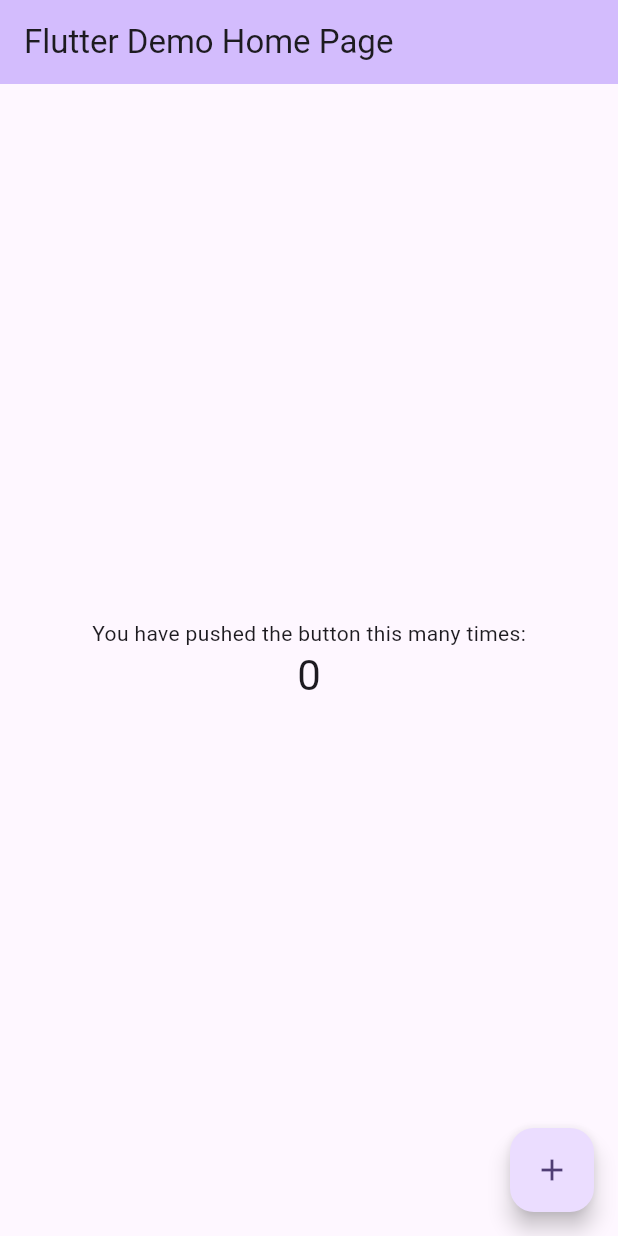
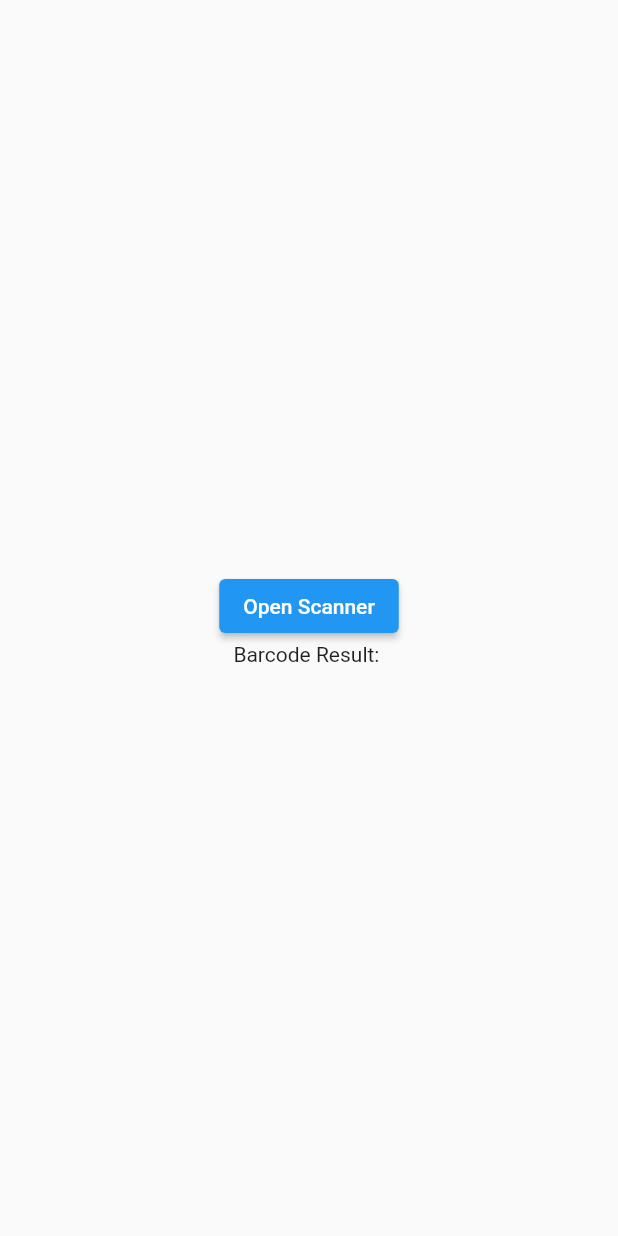
Before and after one commit to mohamedmahmoud95/supporting_palestine, a Flutter app: the screen it shows after launch, on a phone screen of 412 x 824 dp. Run offline on Flutter 3.47's test engine with Material 2 defaults, Android fonts, the phone set to English and light mode, and no system bars; missing offline and left inert: simple_barcode_scanner.

Commit message:
added simple_barcode_scanner package

```diff
--- /dev/null
+++ b/lib/View/Screens/barcode scanner screen/barcode_scanner_screen.dart
@@ -0,0 +1,41 @@
+import 'package:flutter/material.dart';
+import 'package:simple_barcode_scanner/simple_barcode_scanner.dart';
+
+class BarcodeScannerScreen extends StatefulWidget {
+  const BarcodeScannerScreen({Key? key}) : super(key: key);
+
+  @override
+  State<BarcodeScannerScreen> createState() => _BarcodeScannerScreenState();
+}
+
+class _BarcodeScannerScreenState extends State<BarcodeScannerScreen> {
+  String result = '';
+  @override
+  Widget build(BuildContext context) {
+    return Scaffold(
+      body: Center(
+        child: Column(
+          mainAxisSize: MainAxisSize.min,
+          children: [
+            ElevatedButton(
+              onPressed: () async {
+                var res = await Navigator.push(
+                    context,
+                    MaterialPageRoute(
+                      builder: (context) => const SimpleBarcodeScannerPage(),
+                    ));
+                setState(() {
+                  if (res is String) {
+                    result = res;
+                  }
+                });
+              },
+              child: const Text('Open Scanner'),
+            ),
+            Text('Barcode Result: $result'),
+          ],
+        ),
+      ),
+    );
+  }
+}
--- a/lib/main.dart
+++ b/lib/main.dart
@@ -1,125 +1,28 @@
+
+
+
+import 'package:do_not_support_israel/View/Screens/barcode%20scanner%20screen/barcode_scanner_screen.dart';
 import 'package:flutter/material.dart';
 
-void main() {
-  runApp(const MyApp());
+void main(){
+  runApp(MyApp());
 }
 
-class MyApp extends StatelessWidget {
-  const MyApp({super.key});
 
-  // This widget is the root of your application.
+class MyApp extends StatefulWidget {
+  const MyApp({Key? key}) : super(key: key);
+
+  @override
+  State<MyApp> createState() => _MyAppState();
+}
+
+class _MyAppState extends State<MyApp> {
   @override
   Widget build(BuildContext context) {
     return MaterialApp(
-      title: 'Flutter Demo',
-      theme: ThemeData(
-        // This is the theme of your application.
-        //
-        // TRY THIS: Try running your application with "flutter run". You'll see
-        // the application has a blue toolbar. Then, without quitting the app,
-        // try changing the seedColor in the colorScheme below to Colors.green
-        // and then invoke "hot reload" (save your changes or press the "hot
-        // reload" button in a Flutter-supported IDE, or press "r" if you used
-        // the command line to start the app).
-        //
-        // Notice that the counter didn't reset back to zero; the application
-        // state is not lost during the reload. To reset the state, use hot
-        // restart instead.
-        //
-        // This works for code too, not just values: Most code changes can be
-        // tested with just a hot reload.
-        colorScheme: ColorScheme.fromSeed(seedColor: Colors.deepPurple),
-        useMaterial3: true,
-      ),
-      home: const MyHomePage(title: 'Flutter Demo Home Page'),
+      debugShowCheckedModeBanner: false,
+      home: BarcodeScannerScreen(),
+
     );
   }
 }
-
-class MyHomePage extends StatefulWidget {
-  const MyHomePage({super.key, required this.title});
-
-  // This widget is the home page of your application. It is stateful, meaning
-  // that it has a State object (defined below) that contains fields that affect
-  // how it looks.
-
-  // This class is the configuration for the state. It holds the values (in this
-  // case the title) provided by the parent (in this case the App widget) and
-  // used by the build method of the State. Fields in a Widget subclass are
-  // always marked "final".
-
-  final String title;
-
-  @override
-  State<MyHomePage> createState() => _MyHomePageState();
-}
-
-class _MyHomePageState extends State<MyHomePage> {
-  int _counter = 0;
-
-  void _incrementCounter() {
-    setState(() {
-      // This call to setState tells the Flutter framework that something has
-      // changed in this State, which causes it to rerun the build method below
-      // so that the display can reflect the updated values. If we changed
-      // _counter without calling setState(), then the build method would not be
-      // called again, and so nothing would appear to happen.
-      _counter++;
-    });
-  }
-
-  @override
-  Widget build(BuildContext context) {
-    // This method is rerun every time setState is called, for instance as done
-    // by the _incrementCounter method above.
-    //
-    // The Flutter framework has been optimized to make rerunning build methods
-    // fast, so that you can just rebuild anything that needs updating rather
-    // than having to individually change instances of widgets.
-    return Scaffold(
-      appBar: AppBar(
-        // TRY THIS: Try changing the color here to a specific color (to
-        // Colors.amber, perhaps?) and trigger a hot reload to see the AppBar
-        // change color while the other colors stay the same.
-        backgroundColor: Theme.of(context).colorScheme.inversePrimary,
-        // Here we take the value from the MyHomePage object that was created by
-        // the App.build method, and use it to set our appbar title.
-        title: Text(widget.title),
-      ),
-      body: Center(
-        // Center is a layout widget. It takes a single child and positions it
-        // in the middle of the parent.
-        child: Column(
-          // Column is also a layout widget. It takes a list of children and
-          // arranges them vertically. By default, it sizes itself to fit its
-          // children horizontally, and tries to be as tall as its parent.
-          //
-          // Column has various properties to control how it sizes itself and
-          // how it positions its children. Here we use mainAxisAlignment to
-          // center the children vertically; the main axis here is the vertical
-          // axis because Columns are vertical (the cross axis would be
-          // horizontal).
-          //
-          // TRY THIS: Invoke "debug painting" (choose the "Toggle Debug Paint"
-          // action in the IDE, or press "p" in the console), to see the
-          // wireframe for each widget.
-          mainAxisAlignment: MainAxisAlignment.center,
-          children: <Widget>[
-            const Text(
-              'You have pushed the button this many times:',
-            ),
-            Text(
-              '$_counter',
-              style: Theme.of(context).textTheme.headlineMedium,
-            ),
-          ],
-        ),
-      ),
-      floatingActionButton: FloatingActionButton(
-        onPressed: _incrementCounter,
-        tooltip: 'Increment',
-        child: const Icon(Icons.add),
-      ), // This trailing comma makes auto-formatting nicer for build methods.
-    );
-  }
-}
--- a/pubspec.yaml
+++ b/pubspec.yaml
@@ -35,6 +35,7 @@ dependencies:
   # The following adds the Cupertino Icons font to your application.
   # Use with the CupertinoIcons class for iOS style icons.
   cupertino_icons: ^1.0.2
+  simple_barcode_scanner: ^0.0.8
 
 dev_dependencies:
   flutter_test:
```
Also changed, not shown: pubspec.lock, 9 other files.
